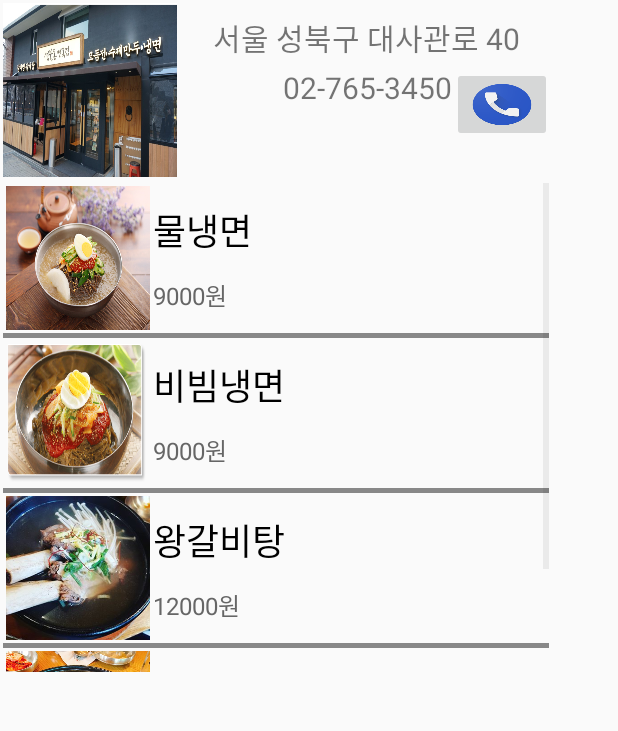
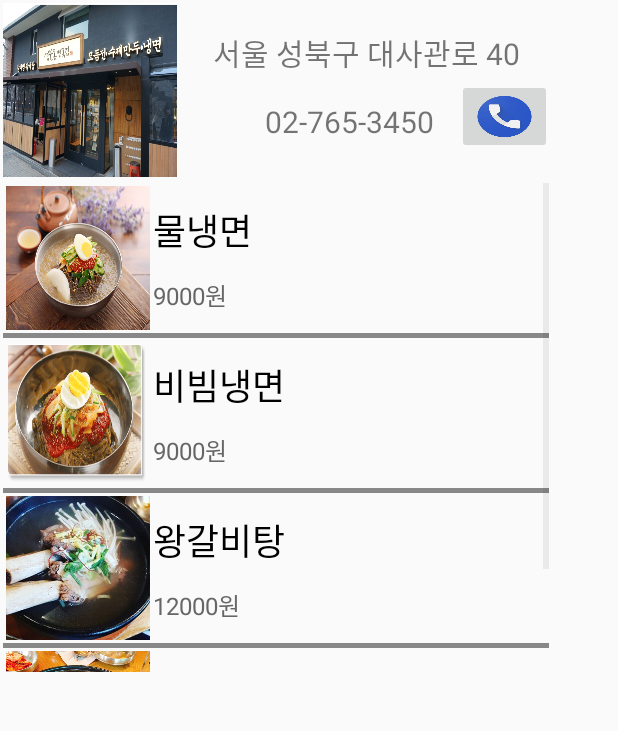
Before and after one commit to hi2845/Android, an Android app: the Restaurant screen opened directly, with no data from a screen before it, on a phone screen of 412 x 824 dp, the part 152-883 px from its top. Run offline under Robolectric (Android 15) with nearby library versions, the phone set to English and light mode, and no system bars.

Commit message:
식당 activity 디자인 수정

```diff
--- a/app/src/main/res/layout/activity_restaurant.xml
+++ b/app/src/main/res/layout/activity_restaurant.xml
@@ -43,7 +43,7 @@
                     android:layout_width="match_parent"
                     android:layout_height="wrap_content"
                     android:layout_weight="1"
-                    android:layout_marginTop="10dp"
+                    android:layout_marginTop="20dp"
                     android:textAlignment="center"
                     android:textSize="20dp"/>
 
@@ -52,15 +52,17 @@
                     android:layout_height="wrap_content"
                     android:orientation="horizontal"
                     android:layout_gravity="center_horizontal"
-                    android:layout_weight="5">
+                    android:layout_weight="6">
 
                     <TextView
                         android:id="@+id/res_num"
                         android:layout_width="wrap_content"
                         android:layout_height="match_parent"
                         android:textAlignment="textEnd"
-                        android:layout_weight="3"
+                        android:layout_weight="4"
                         android:layout_gravity="center_vertical"
+                        android:layout_marginTop="10dp"
+                        android:layout_marginRight="15dp"
                         android:textSize="20dp"/>
 
                     <ImageButton
@@ -68,7 +70,7 @@
                         android:layout_width="20dp"
                         android:layout_height="50dp"
                         android:scaleType="fitXY"
-                        android:layout_weight="2"
+                        android:layout_weight="3"
                         android:onClick="callButtonClicked"/>
                 </LinearLayout>
             </LinearLayout>
```
